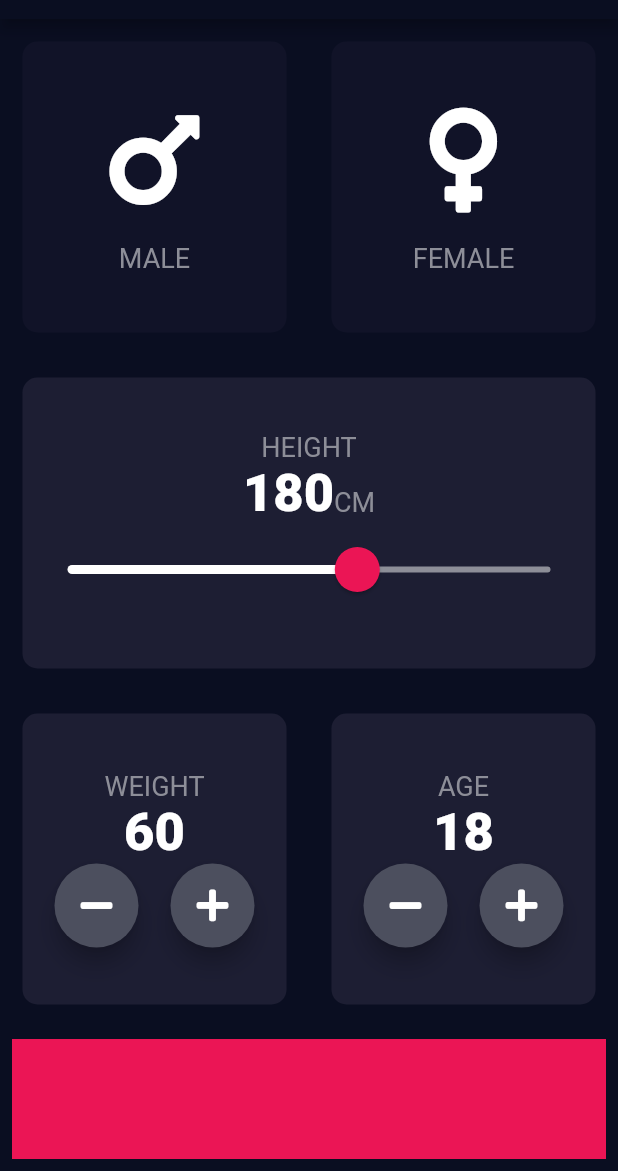
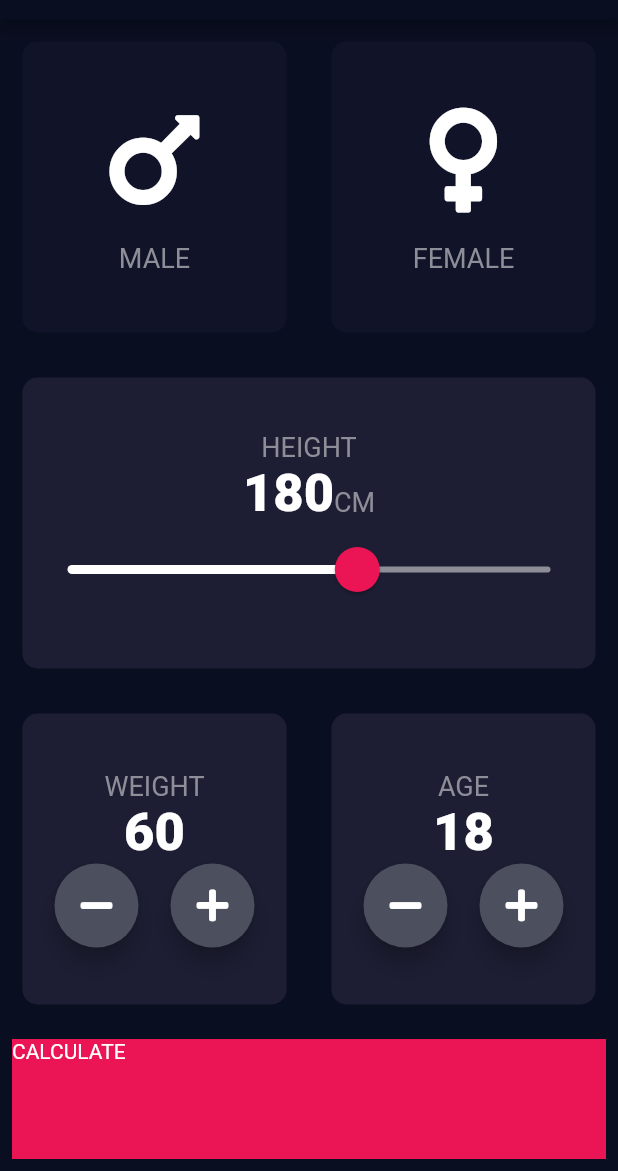
Before and after one commit to razvanfulea/flutter-learning, a Flutter app: the screen it shows after launch, on a phone screen of 412 x 824 dp, the part 65-1236 px from its top. Run offline on Flutter 3.47's test engine with Material 2 defaults, Android fonts, the phone set to English and light mode, and no system bars; our stand-ins replace audioplayers, font_awesome_flutter.

Commit message:
Module 7 - navigation

```diff
--- a/flutter_learning_7_building_ui/lib/input_page.dart
+++ b/flutter_learning_7_building_ui/lib/input_page.dart
@@ -1,5 +1,6 @@
 import 'package:flutter/cupertino.dart';
 import 'package:flutter/material.dart';
+import 'package:flutter_learning_7_building_ui/results_page.dart';
 import 'package:flutter_learning_7_building_ui/reusable_card.dart';
 import 'package:font_awesome_flutter/font_awesome_flutter.dart';
 
@@ -184,6 +185,14 @@ class _InputPageState extends State<InputPage> {
               margin: EdgeInsets.all(8.0),
               width: double.infinity,
               height: BOTTOM_CONTAINER_HEIGHT,
+              child: GestureDetector(
+                onTap: () {
+                  Navigator.push(context, MaterialPageRoute(builder: (context) => ResultsPage()));
+                },
+                child: Container(
+                  child: Text('CALCULATE'),
+                ),
+              ),
             ),
           ],
         ));
```
Also changed, not shown: flutter_learning_7_building_ui/lib/results_page.dart (added, +11 -0 lines).
